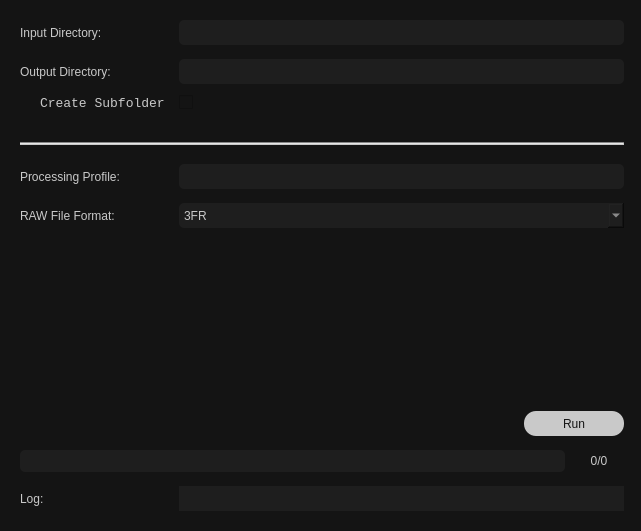
Before: the Qt Designer form src/gui/main.ui in EmilDohne/RawTherapee_BatchGUI, drawn with Qt 5.
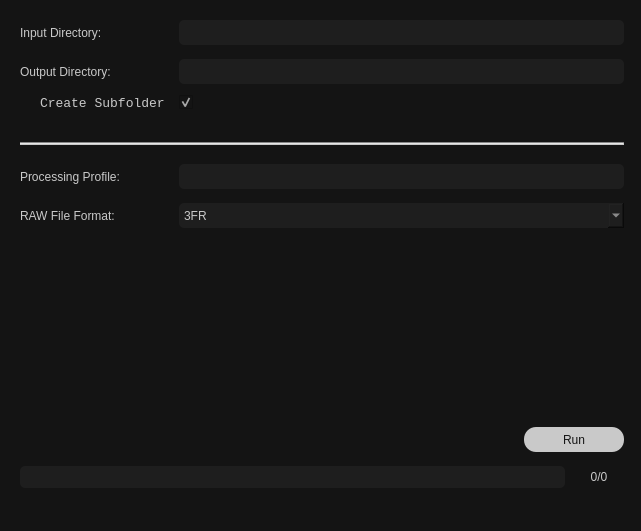
After: the same form once the commit is applied.

What changed in the file:
```diff
--- a/src/gui/main.ui
+++ b/src/gui/main.ui
@@ -208,6 +208,9 @@
          <property name="text">
           <string/>
          </property>
+         <property name="checked">
+          <bool>true</bool>
+         </property>
         </widget>
        </item>
       </layout>
@@ -605,38 +608,15 @@
        </item>
       </layout>
      </item>
-     <item>
-      <spacer name="verticalSpacer_8">
-       <property name="orientation">
-        <enum>Qt::Vertical</enum>
-       </property>
-       <property name="sizeType">
-        <enum>QSizePolicy::Fixed</enum>
-       </property>
-       <property name="sizeHint" stdset="0">
-        <size>
-         <width>20</width>
-         <height>5</height>
-        </size>
-       </property>
-      </spacer>
-     </item>
      <item>
       <layout class="QHBoxLayout" name="horizontalLayout_2">
        <property name="bottomMargin">
         <number>0</number>
        </property>
-       <item>
-        <widget class="QLabel" name="label_6">
-         <property name="text">
-          <string>Log:</string>
-         </property>
-        </widget>
-       </item>
        <item>
         <widget class="QLabel" name="sysOutLabel">
          <property name="sizePolicy">
-          <sizepolicy hsizetype="Expanding" vsizetype="Preferred">
+          <sizepolicy hsizetype="Ignored" vsizetype="Preferred">
            <horstretch>0</horstretch>
            <verstretch>0</verstretch>
           </sizepolicy>
@@ -644,18 +624,21 @@
          <property name="minimumSize">
           <size>
            <width>150</width>
-           <height>25</height>
+           <height>0</height>
           </size>
          </property>
          <property name="toolTip">
           <string>Program output window</string>
          </property>
          <property name="styleSheet">
-          <string notr="true">background-color: rgb(30, 30, 30);</string>
+          <string notr="true"/>
          </property>
          <property name="text">
           <string/>
          </property>
+         <property name="alignment">
+          <set>Qt::AlignBottom|Qt::AlignLeading|Qt::AlignLeft</set>
+         </property>
         </widget>
        </item>
       </layout>
```
